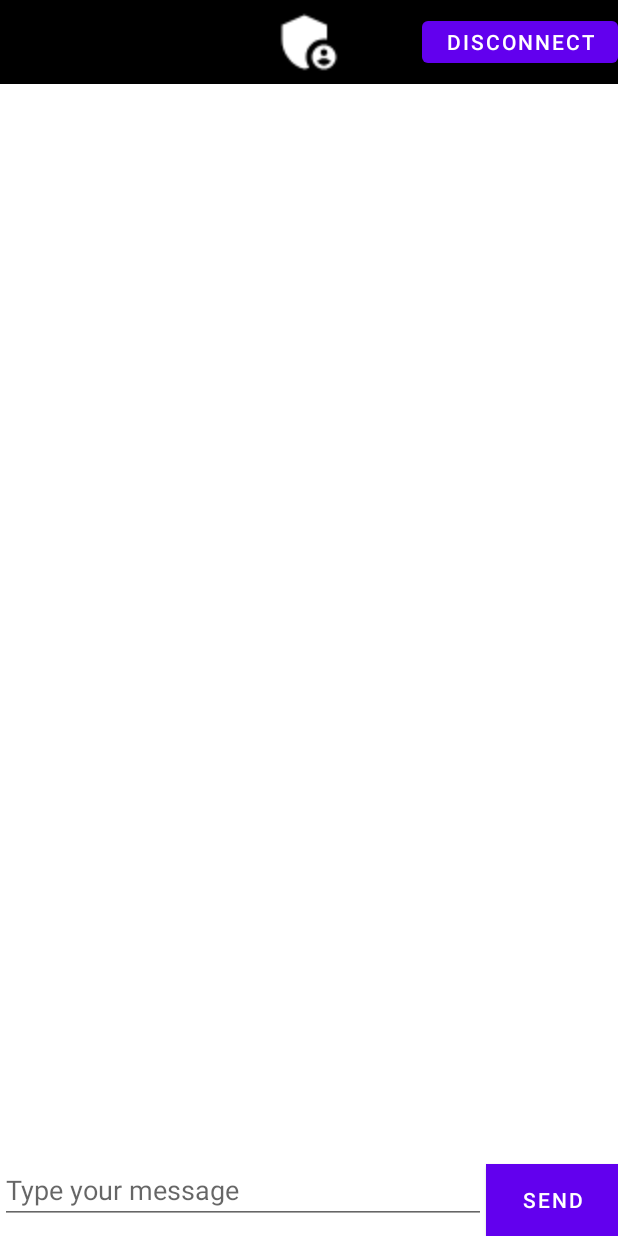
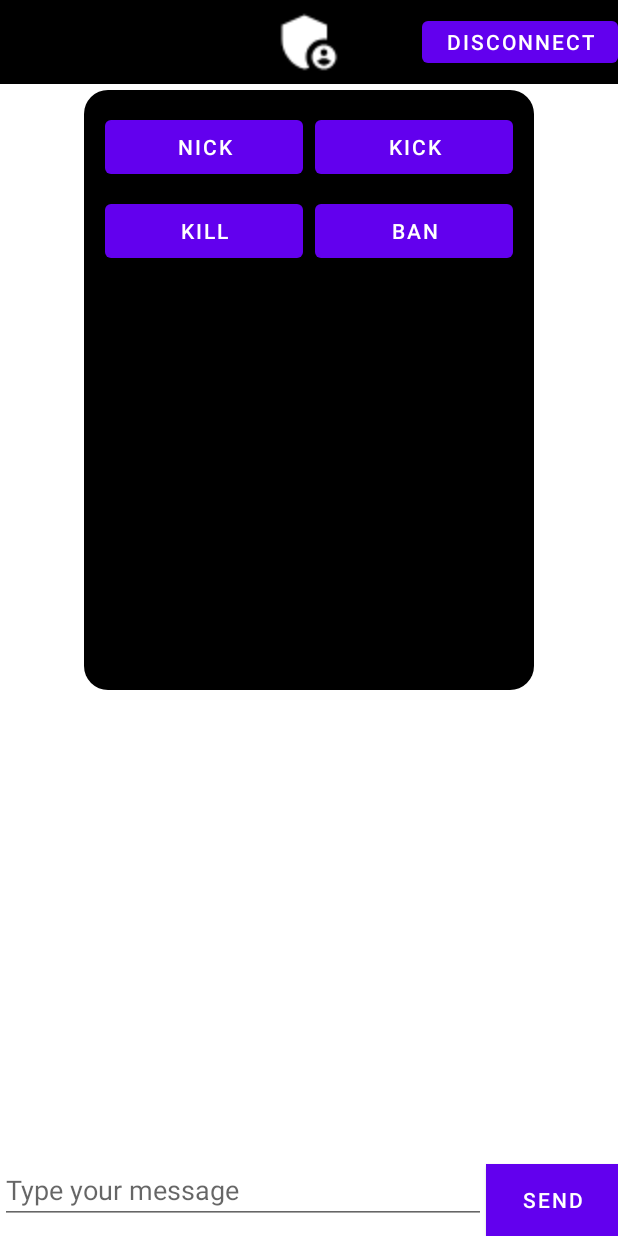
Before and after one commit to Brett-Tech-Networking/KonnectChatIRC, an Android app: the ChatActivity screen opened directly, with no data from a screen before it, after a tap on "SEND", on a phone screen of 412 x 824 dp. Run offline under Robolectric (Android 15) with nearby library versions, the phone set to English and light mode, and no system bars; libraries missing offline, so code that uses them is left out: org.pircbotx, org.pircbotx.exception; 3 statements that could not run were skipped; 2 other taps on this screen came first.

Commit message:
Added Admin Panel
Added Chat moderation controls pop up menu in chat window

```diff
--- a/app/src/main/java/com/btech/konnectchatirc/ChatActivity.java
+++ b/app/src/main/java/com/btech/konnectchatirc/ChatActivity.java
@@ -3,15 +3,21 @@ package com.btech.konnectchatirc;
 import org.pircbotx.Configuration;
 import org.pircbotx.PircBotX;
 import org.pircbotx.exception.IrcException;
-import android.widget.TextView;
+
 import android.content.Context;
 import android.net.ConnectivityManager;
 import android.net.NetworkInfo;
 import android.os.Bundle;
+import android.view.LayoutInflater;
 import android.view.View;
 import android.widget.Button;
 import android.widget.EditText;
+import android.widget.ImageButton;
+import android.widget.RelativeLayout;
+import android.widget.TextView;
 import android.widget.Toast;
+import android.view.animation.Animation;
+import android.view.animation.AnimationUtils;
 
 import androidx.appcompat.app.AppCompatActivity;
 import androidx.recyclerview.widget.LinearLayoutManager;
@@ -30,18 +36,60 @@ public class ChatActivity extends AppCompatActivity {
     private RecyclerView chatRecyclerView;
     private String userNick;
     private TextView channelNameTextView;
+    private View hoverPanel;
+    private ImageButton adminButton;
 
     @Override
     protected void onCreate(Bundle savedInstanceState) {
         super.onCreate(savedInstanceState);
         setContentView(R.layout.activity_chat);
 
-        chatRecyclerView = findViewById(R.id.chatRecyclerView);
+        // Initialize UI components
+        adminButton = findViewById(R.id.adminButton);
+        channelNameTextView = findViewById(R.id.ChannelName);
         chatEditText = findViewById(R.id.chatEditText);
         Button sendButton = findViewById(R.id.sendButton);
         Button disconnectButton = findViewById(R.id.disconnectButton);
-        channelNameTextView = findViewById(R.id.ChannelName);
 
+        // Inflate and set up hover panel
+        LayoutInflater inflater = LayoutInflater.from(this);
+        hoverPanel = inflater.inflate(R.layout.hover_panel, null);
+
+        // Get the layout parameters for hoverPanel
+        RelativeLayout.LayoutParams params = new RelativeLayout.LayoutParams(
+                dpToPx(300), // Width in pixels
+                dpToPx(400)  // Height in pixels
+        );
+
+        // Set rules to position hoverPanel
+        params.addRule(RelativeLayout.ALIGN_PARENT_TOP);
+        params.addRule(RelativeLayout.CENTER_HORIZONTAL);
+
+        // Add top margin to move hoverPanel slightly down from the top
+        int topMargin = dpToPx(60); // Adjust the value as needed
+        params.setMargins(0, topMargin, 0, 0);
+
+        // Add hoverPanel to the root of activity_chat.xml
+        RelativeLayout rootLayout = findViewById(R.id.rootLayout); // Ensure your activity_chat.xml has an ID for the root layout
+        rootLayout.addView(hoverPanel, params);
+
+        // Find buttons inside hoverPanel
+        Button btnNick = hoverPanel.findViewById(R.id.btnNick);
+        Button btnKick = hoverPanel.findViewById(R.id.btnKick);
+        Button btnJoin = hoverPanel.findViewById(R.id.btnJoin);
+        Button btnKill = hoverPanel.findViewById(R.id.btnKill);
+        Button btnBan = hoverPanel.findViewById(R.id.btnBan);
+
+        // Set up hover panel visibility toggle
+        adminButton.setOnClickListener(new View.OnClickListener() {
+            @Override
+            public void onClick(View v) {
+                toggleHoverPanel();
+            }
+        });
+
+        // Set up chat RecyclerView
+        chatRecyclerView = findViewById(R.id.chatRecyclerView);
         chatMessages = new ArrayList<>();
         chatAdapter = new ChatAdapter(this, chatMessages);
         chatRecyclerView.setLayoutManager(new LinearLayoutManager(this));
@@ -50,18 +98,16 @@ public class ChatActivity extends AppCompatActivity {
         // Generate a random nickname
         userNick = "Guest" + (1000 + (int) (Math.random() * 9000));
 
+        // Send button functionality
         sendButton.setOnClickListener(v -> {
             String message = chatEditText.getText().toString();
             if (!message.isEmpty()) {
                 if (message.startsWith("/")) {
-                    // Handle command
                     handleCommand(message);
                 } else {
-                    // Handle regular message
                     addChatMessage(userNick + ": " + message);
                     chatEditText.setText("");
 
-                    // Send message to IRC server
                     new Thread(() -> {
                         try {
                             if (isNetworkAvailable()) {
@@ -77,7 +123,7 @@ public class ChatActivity extends AppCompatActivity {
             }
         });
 
-
+        // Disconnect button functionality
         disconnectButton.setOnClickListener(v -> {
             if (bot != null) {
                 new Thread(() -> {
@@ -92,16 +138,17 @@ public class ChatActivity extends AppCompatActivity {
             }
         });
 
-        // Connect to IRC server
+        // Start connection to IRC server
         new Thread(this::connectToIrcServer).start();
     }
+
     public String getRequestedNick() {
         return requestedNick;
     }
+
     public void setNickInputToRetry() {
         chatEditText.setText("/nick "); // Set the text to "/nick "
     }
-
 
     private boolean isNetworkAvailable() {
         ConnectivityManager connectivityManager = (ConnectivityManager) getSystemService(Context.CONNECTIVITY_SERVICE);
@@ -145,25 +192,20 @@ public class ChatActivity extends AppCompatActivity {
     public String getUserNick() {
         return userNick;
     }
+
     private void handleCommand(String command) {
-        // Remove leading slash
         String commandText = command.substring(1);
-
-        // Split command and arguments
         String[] parts = commandText.split(" ", 2);
         String commandName = parts[0].toLowerCase();
         String args = parts.length > 1 ? parts[1] : "";
 
         switch (commandName) {
             case "nick":
-                // Change nickname command
                 changeNick(args);
                 break;
             case "join":
-                // Join channel command
                 joinChannel(args);
                 break;
-            // Add more commands as needed
             default:
                 addChatMessage("Unknown command: " + commandName);
                 break;
@@ -181,14 +223,17 @@ public class ChatActivity extends AppCompatActivity {
 
         requestedNick = newNick; // Set the requested nickname
 
-        // Change nickname
         new Thread(() -> {
             try {
                 if (isNetworkAvailable()) {
                     if (bot.isConnected()) {
-                        // Send the nickname change request
+                        // Send the nickname change command to the IRC server
                         bot.sendRaw().rawLine("NICK " + newNick);
-                        chatEditText.setText(""); // Clear input
+                        runOnUiThread(() -> {
+                            // Update local nickname and UI
+                            updateLocalNick(newNick);
+                            chatEditText.setText(""); // Clear input
+                        });
                     } else {
                         runOnUiThread(() -> addChatMessage("Bot is not connected to the server."));
                     }
@@ -204,9 +249,8 @@ public class ChatActivity extends AppCompatActivity {
 
     public void updateLocalNick(String newNick) {
         userNick = newNick; // Update local nickname
-        runOnUiThread(() -> addChatMessage("Nickname changed to: " + newNick));
+        // runOnUiThread(() -> addChatMessage("Nickname changed to: " + newNick));
     }
-
 
     private void joinChannel(String channel) {
         if (channel.isEmpty()) {
@@ -214,7 +258,6 @@ public class ChatActivity extends AppCompatActivity {
             chatEditText.setText("");
             return;
         }
-        // Join channel
         new Thread(() -> {
             try {
                 if (isNetworkAvailable()) {
@@ -228,9 +271,49 @@ public class ChatActivity extends AppCompatActivity {
             }
         }).start();
     }
+
     public void updateChannelName(String channelName) {
-        runOnUiThread(() -> {
-            channelNameTextView.setText(channelName);
-        });
+        runOnUiThread(() -> channelNameTextView.setText(channelName));
+    }
+
+    private void toggleHoverPanel() {
+        if (hoverPanel.getVisibility() == View.GONE) {
+            hoverPanel.setVisibility(View.VISIBLE);
+            Animation fadeIn = AnimationUtils.loadAnimation(this, R.anim.fade_in);
+            hoverPanel.startAnimation(fadeIn);
+        } else {
+            Animation fadeOut = AnimationUtils.loadAnimation(this, R.anim.fade_out);
+            fadeOut.setAnimationListener(new Animation.AnimationListener() {
+                @Override
+                public void onAnimationStart(Animation animation) {}
+
+                @Override
+                public void onAnimationEnd(Animation animation) {
+                    hoverPanel.setVisibility(View.GONE);
+                }
+
+                @Override
+                public void onAnimationRepeat(Animation animation) {}
+            });
+            hoverPanel.startAnimation(fadeOut);
+        }
+    }
+
+    private void handleAdminAction(String action) {
+        switch (action) {
+            case "Nick":
+                setNickInputToRetry();
+                toggleHoverPanel();
+                break;
+            case "Kick":
+                // handle Kick action
+                break;
+            // Add cases for other actions
+        }
+    }
+
+    private int dpToPx(int dp) {
+        float density = getResources().getDisplayMetrics().density;
+        return Math.round(dp * density);
     }
 }
--- /dev/null
+++ b/app/src/main/res/drawable/rounded_background.xml
@@ -0,0 +1,5 @@
+<?xml version="1.0" encoding="utf-8"?>
+<shape xmlns:android="http://schemas.android.com/apk/res/android">
+    <solid android:color="@color/black" /> <!-- Background color -->
+    <corners android:radius="16dp" /> <!-- Adjust the radius for rounding -->
+</shape>
--- a/app/src/main/res/layout/activity_chat.xml
+++ b/app/src/main/res/layout/activity_chat.xml
@@ -1,7 +1,19 @@
+<?xml version="1.0" encoding="utf-8"?>
 <RelativeLayout xmlns:android="http://schemas.android.com/apk/res/android"
+    android:id="@+id/rootLayout"
     android:layout_width="match_parent"
     android:layout_height="match_parent"
     android:theme="@style/Theme.KonnectChatIRC">
+
+    <RelativeLayout
+        android:id="@+id/hoverPanelContainer"
+        android:layout_width="match_parent"
+        android:layout_height="wrap_content"
+        android:layout_alignParentTop="true"
+        >
+
+        <!-- Placeholder for hoverPanel -->
+    </RelativeLayout>
 
     <!-- Toolbar for Disconnect button -->
     <androidx.appcompat.widget.Toolbar
@@ -21,8 +33,10 @@
             android:src="@drawable/admin_panel"
             android:background="@color/black"
             android:layout_gravity="center"
+            android:clickable="true"
             android:scaleX="2"
             android:scaleY="2"/>
+
         <!-- Disconnect Button in the Toolbar -->
         <Button
             android:id="@+id/disconnectButton"
@@ -39,7 +53,6 @@
         android:layout_height="0dp"
         android:layout_below="@id/toolbar"
         android:layout_above="@id/chatEditText"
-        android:layout_alignParentBottom="false"
         android:padding="8dp"
         android:scrollbars="vertical"/>
 
@@ -53,7 +66,6 @@
         android:layout_toStartOf="@id/sendButton"
         android:hint="Type your message"
         android:textColor="@color/red"
-        android:layout_above="@id/ChannelName"
         android:layout_marginBottom="8dp"/>
 
     <!-- TextView to display the channel name -->
--- /dev/null
+++ b/app/src/main/res/layout/hover_panel.xml
@@ -0,0 +1,65 @@
+<?xml version="1.0" encoding="utf-8"?>
+<GridLayout xmlns:android="http://schemas.android.com/apk/res/android"
+    android:layout_width="300dp"
+    android:layout_height="wrap_content"
+    android:background="@drawable/rounded_background"
+    android:columnCount="3"
+    android:rowCount="2"
+    android:padding="10dp"
+    android:layout_gravity="center"
+    android:visibility="gone">
+
+    <!-- First Row of Buttons -->
+    <Button
+        android:id="@+id/btnNick"
+        android:layout_width="0dp"
+        android:layout_height="wrap_content"
+        android:layout_columnWeight="1"
+        android:layout_row="0"
+        android:text="Nick"
+        android:layout_margin="4dp"/>
+
+    <Button
+        android:id="@+id/btnKick"
+        android:layout_width="0dp"
+        android:layout_height="wrap_content"
+        android:layout_columnWeight="1"
+        android:layout_row="0"
+        android:text="Kick"
+        android:layout_margin="4dp"/>
+
+    <Button
+        android:id="@+id/btnJoin"
+        android:layout_width="0dp"
+        android:layout_height="wrap_content"
+        android:layout_columnWeight="1"
+        android:layout_row="0"
+        android:text="Join"
+        android:layout_margin="4dp"/>
+
+    <!-- Second Row of Buttons -->
+    <Button
+        android:id="@+id/btnKill"
+        android:layout_width="0dp"
+        android:layout_height="wrap_content"
+        android:layout_columnWeight="1"
+        android:layout_row="0"
+        android:text="Kill"
+        android:layout_margin="4dp"/>
+
+    <Button
+        android:id="@+id/btnBan"
+        android:layout_width="0dp"
+        android:layout_height="wrap_content"
+        android:layout_columnWeight="1"
+        android:layout_row="1"
+        android:text="Ban"
+        android:layout_margin="4dp"/>
+
+    <!-- Placeholder View for Alignment (to fill the third column in the second row) -->
+    <View
+        android:layout_width="0dp"
+        android:layout_height="wrap_content"
+        android:layout_row="1"
+        android:layout_column="2"/>
+</GridLayout>
```
Also changed, not shown: app/src/main/res/anim/fade_in.xml (added, +7 -0 lines), app/src/main/res/anim/fade_out.xml (added, +7 -0 lines).
